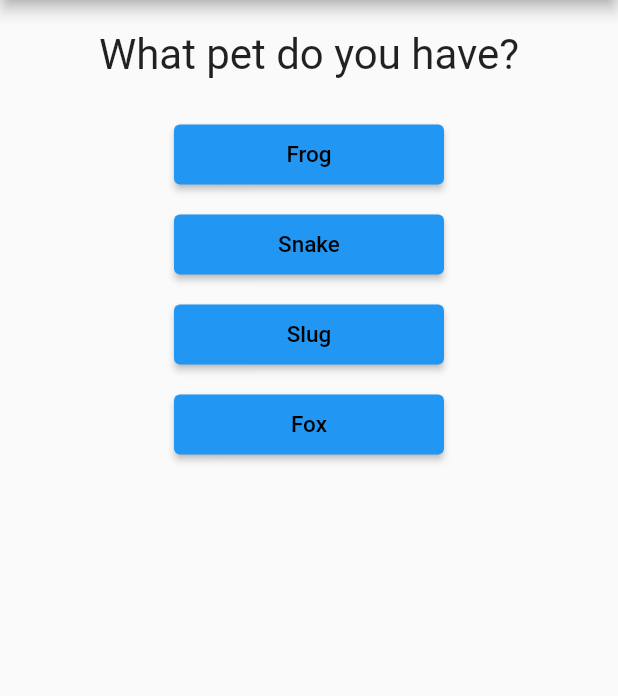
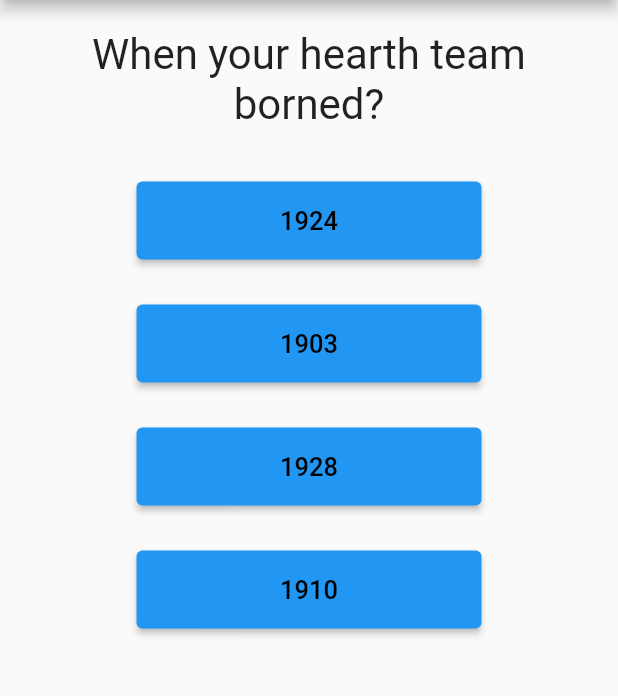
Before and after one commit to victormatta/QuizApp, a Flutter app: the screen it shows after launch, after a tap on "Corinthians", on a phone screen of 412 x 824 dp, the part 84-780 px from its top. Run offline on Flutter 3.47's test engine with Material 2 defaults, Android fonts, the phone set to English and light mode, and no system bars.

Commit message:
finished app

```diff
--- a/lib/answer.dart
+++ b/lib/answer.dart
@@ -9,9 +9,9 @@ class Answer extends StatelessWidget {
   @override
   Widget build(BuildContext context) {
     return Container(
-      width: 180,
-      height: 40,
-      margin: const EdgeInsets.all(10),
+      width: 230,
+      height: 52,
+      margin: EdgeInsets.all(15),
       child: ElevatedButton(
         style: ElevatedButton.styleFrom(
           backgroundColor: Colors.blue,
@@ -20,7 +20,7 @@ class Answer extends StatelessWidget {
         onPressed: onSelect,
         child: Text(
           text,
-          style: const TextStyle(fontSize: 15),
+          style: const TextStyle(fontSize: 17),
           textAlign: TextAlign.center,
         ),
       ),
--- a/lib/body.dart
+++ b/lib/body.dart
@@ -11,7 +11,7 @@ class Body extends StatelessWidget {
 
   final int questionSelect;
   final List<Map<String, Object>> questions;
-  final void Function() answer;
+  final void Function(int) answer;
 
   bool get selectedQuestion {
     return questionSelect < questions.length;
@@ -21,10 +21,16 @@ class Body extends StatelessWidget {
   Widget build(BuildContext context) {
     List answers =
         selectedQuestion ? questions[questionSelect]["answer"] as List : [];
+
     return Column(
       children: [
-        Question(questions[questionSelect]["text"].toString()),
-        ...answers.map((text) => Answer(text, answer)).toList(),
+        Question(questions[questionSelect]["text"] as String),
+        ...answers.map((text) {
+          return Answer(
+            text["text"] as String,
+            () => answer(text["score"] as int),
+          );
+        }).toList(),
       ],
     );
   }
--- a/lib/main.dart
+++ b/lib/main.dart
@@ -8,43 +8,61 @@ void main() {
 
 class _QuestionAppState extends State<QuizApp> {
   var _questionSelect = 0;
+  var _totalScore = 0;
 
   final _questions = const [
     {
       "text": "What's your hearth team?",
       "answer": [
-        "Corinthians",
-        "Athletico Paranaense",
-        "Grêmio",
-        "Red Bull Bragantino"
+        {"text": "Corinthians", "score": 10},
+        {"text": "Athletico Paranaense", "score": 7},
+        {"text": "Grêmio", "score": 5},
+        {"text": "Red Bull Bragantino", "score": 1}
       ],
     },
     {
-      "text": "What pet do you have?",
-      "answer": ["Frog", "Snake", "Slug", "Fox"],
+      "text": "When your hearth team borned?",
+      "answer": [
+        {"text": "1924", "score": 7},
+        {"text": "1903", "score": 5},
+        {"text": "1928", "score": 1},
+        {"text": "1910", "score": 10},
+      ],
     },
     {
-      "text": "What's your favorite color?",
-      "answer": ["Black", "Yellow", "Blue", "Red"],
+      "text": "Who is your hearth team player?",
+      "answer": [
+        {"text": "Vitor Roque", "score": 7},
+        {"text": "Cleiton", "score": 1},
+        {"text": "Cássio", "score": 10},
+        {"text": "Luis Suárez", "score": 5},
+      ],
     },
     {
-      "text": "What's name your pet?",
+      "text": "What's your hearth team uniform color?",
       "answer": [
-        "Jurandir & Boberto",
-        "Gatona Branca",
-        "Luis Fernando",
-        "Manjericão",
-        "Paçoca"
+        {"text": "Black and White", "score": 10},
+        {"text": "White and Red", "score": 1},
+        {"text": "Blue and Black", "score": 5},
+        {"text": "Red and Black", "score": 7}
       ],
     }
   ];
 
-  void _answer() {
+  void _answer(int score) {
     if (selectedQuestion) {
       setState(() {
         _questionSelect++;
+        _totalScore += score;
       });
     }
+  }
+
+  void _restartQuiz() {
+    setState(() {
+      _questionSelect = 0;
+      _totalScore = 0;
+    });
   }
 
   bool get selectedQuestion {
@@ -62,8 +80,9 @@ class _QuestionAppState extends State<QuizApp> {
               ? Body(
                   questionSelect: _questionSelect,
                   questions: _questions,
-                  answer: _answer)
-              : const Congratulations()),
+                  answer: _answer,
+                )
+              : Congratulations(_totalScore, _restartQuiz)),
     );
   }
 }
```
Also changed, not shown: lib/congratulations.dart (+38 -6 lines).
